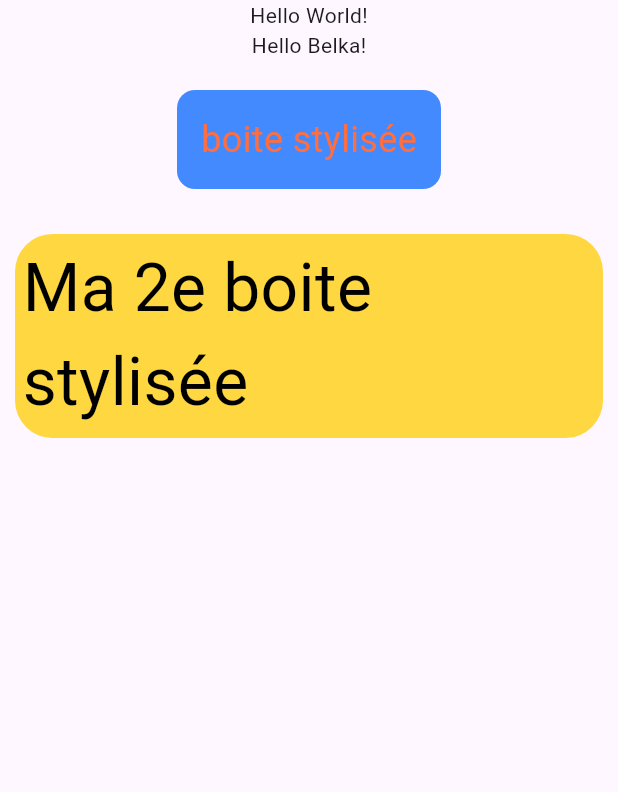
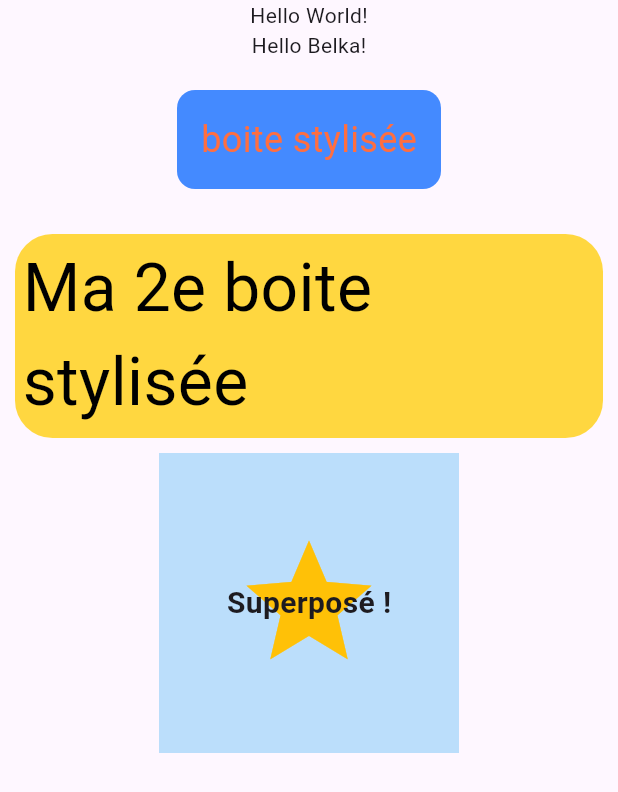
Before and after one commit to Belka1996/Atelier-Flutter-2, a Flutter app: the screen it shows after launch, on a phone screen of 412 x 824 dp. Shown: the top 792 px of the screen. Run offline on Flutter 3.47's test engine with Material 3 defaults, Android fonts, the phone set to English and light mode, and no system bars.

Commit message:
étape 4 ok

```diff
--- a/lib/main.dart
+++ b/lib/main.dart
@@ -36,6 +36,15 @@ class MainApp extends StatelessWidget {
                 child: Text("Ma 2e boite stylisée",
                 style: TextStyle(color: Colors.black,fontSize: 44),
                 )),
+                Stack(
+                  alignment: Alignment.center,
+                  children: [
+                    Container(width: 200, height: 200, color: Colors.blue[100]),
+                    Icon(Icons.star, size: 100, color: Colors.amber),
+                    Text("Superposé !",style: TextStyle(fontSize: 20, fontWeight: FontWeight.bold),
+                    )
+                  ],
+                )
             ],
           ),
         ),
```
